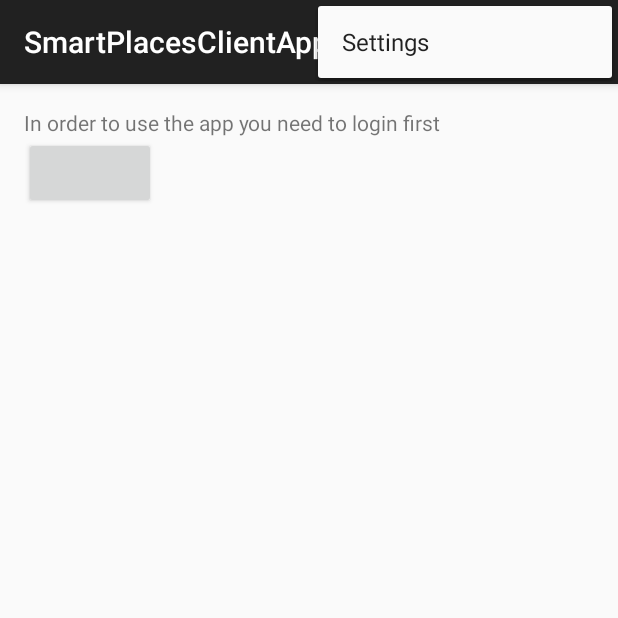
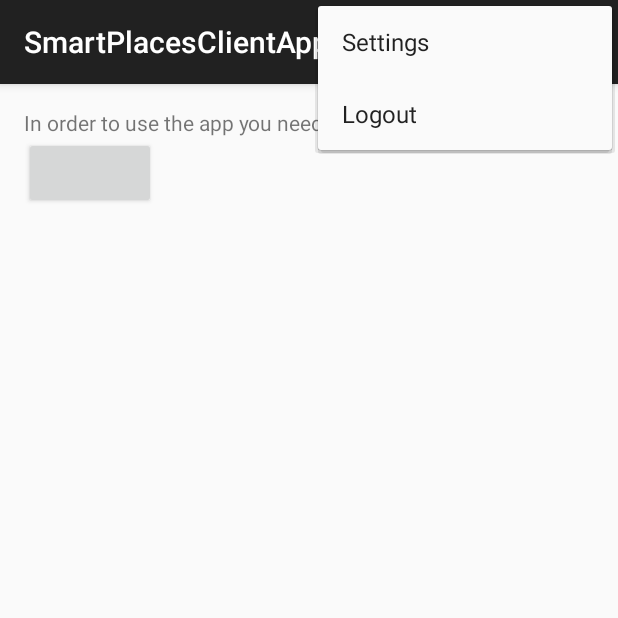
Before and after one commit to samfcmc/master-thesis, an Android app: the screen it shows after launch (MainActivity), with the options menu open, on a phone screen of 412 x 824 dp, the top half of it. Run offline under Robolectric (Android 15) with nearby library versions, the phone set to English and light mode, and no system bars; libraries missing offline, so code that uses them is left out: com.facebook, com.facebook.login, org.altbeacon.beacon; plain views replace LoginButton; 14 statements that could not run were skipped.

Commit message:
Added logout option to menu

```diff
--- a/SmartPlacesClientApp/app/src/main/java/com/sam/smartplacesclientapp/SmartPlacesApplication.java
+++ b/SmartPlacesClientApp/app/src/main/java/com/sam/smartplacesclientapp/SmartPlacesApplication.java
@@ -3,6 +3,8 @@ package com.sam.smartplacesclientapp;
 import android.app.Application;
 import android.widget.Toast;
 
+import com.parse.ParseException;
+import com.parse.ParseUser;
 import com.sam.smartplacesclientapp.bluetooth.BeaconsManager;
 import com.sam.smartplacesclientapp.bluetooth.ibeacon.IBeaconsManager;
 import com.sam.smartplacesclientapp.datastore.DataStore;
@@ -25,7 +27,7 @@ public class SmartPlacesApplication extends Application implements BootstrapNoti
     private Region region;
     private RegionBootstrap regionBootstrap;
     private BackgroundPowerSaver backgroundPowerSaver;
-    private DataStore dataStore;
+    private DataStore<ParseUser, ParseException> dataStore;
 
     private BeaconsManager<Beacon> beaconsManager;
 
@@ -53,7 +55,7 @@ public class SmartPlacesApplication extends Application implements BootstrapNoti
         }
     }
 
-    public DataStore getDataStore() {
+    public DataStore<ParseUser, ParseException> getDataStore() {
         return this.dataStore;
     }
 
--- a/SmartPlacesClientApp/app/src/main/java/com/sam/smartplacesclientapp/ui/MainActivity.java
+++ b/SmartPlacesClientApp/app/src/main/java/com/sam/smartplacesclientapp/ui/MainActivity.java
@@ -29,6 +29,7 @@ import com.sam.smartplacesclientapp.datastore.callback.BeaconCallback;
 import com.sam.smartplacesclientapp.datastore.callback.DummyCallback;
 import com.sam.smartplacesclientapp.datastore.login.LoginCallback;
 import com.sam.smartplacesclientapp.datastore.login.LoginStrategy;
+import com.sam.smartplacesclientapp.datastore.login.LogoutCallback;
 import com.sam.smartplacesclientapp.datastore.login.parse.ParseFacebookLoginStrategy;
 import com.sam.smartplacesclientapp.datastore.object.BeaconObject;
 import com.sam.smartplacesclientapp.datastore.object.DummyObject;
@@ -107,8 +108,24 @@ public class MainActivity extends ActionBarActivity {
         if (id == R.id.action_settings) {
             return true;
         }
+        else if(id == R.id.action_logout) {
+            logout();
+            return true;
+        }
 
         return super.onOptionsItemSelected(item);
+    }
+
+    private void logout() {
+        this.application.getDataStore().logout(new LogoutCallback<ParseException>() {
+            @Override
+            public void done(ParseException exception) {
+                if(exception == null) {
+                    logToDisplay("Log out");
+                    finish();
+                }
+            }
+        });
     }
 
     private void logToDisplay(final String message) {
@@ -120,28 +137,6 @@ public class MainActivity extends ActionBarActivity {
         });
 
     }
-
-    /*private void onBeaconsFound(Collection<Beacon> beacons) {
-        this.beaconsManager.stopScan();
-        logToDisplay("Error stoping ranging beacons");
-        Beacon beacon = getNearestBeacon(beacons);
-        String uuid = beacon.getId1().toHexString();
-        int major = beacon.getId2().toInt();
-        int minor = beacon.getId3().toInt();
-        this.application.getDataStore().getBeaon(uuid, major, minor, new BeaconCallback() {
-            @Override
-            public void done(BeaconObject object) {
-                if(object == null) {
-                    logToDisplay("Beacon not found");
-                }
-                else {
-                    updateText(object);
-                }
-
-            }
-        });
-        logToDisplay("Detected beacon " + beacon.getId1().toHexString());
-    }*/
 
     @Override
     protected void onActivityResult(int requestCode, int resultCode, Intent data) {
--- a/SmartPlacesClientApp/app/src/main/res/menu/menu_beacon_content.xml
+++ b/SmartPlacesClientApp/app/src/main/res/menu/menu_beacon_content.xml
@@ -2,6 +2,10 @@
     xmlns:app="http://schemas.android.com/apk/res-auto"
     xmlns:tools="http://schemas.android.com/tools"
     tools:context="com.sam.smartplacesclientapp.ui.BeaconContentActivity">
-    <item android:id="@+id/action_settings" android:title="@string/action_settings"
+    <item android:id="@+id/action_settings"
+        android:title="@string/action_settings"
         android:orderInCategory="100" app:showAsAction="never" />
+    <item android:id="@+id/action_logout"
+        android:title="@string/action_logout"
+        android:orderInCategory="100"/>
 </menu>
--- a/SmartPlacesClientApp/app/src/main/res/menu/menu_beacon_scan.xml
+++ b/SmartPlacesClientApp/app/src/main/res/menu/menu_beacon_scan.xml
@@ -6,4 +6,7 @@
         android:title="@string/action_turn_of_bt"
         android:orderInCategory="100"
         app:showAsAction="never" />
+    <item android:id="@+id/action_logout"
+        android:title="@string/action_logout"
+        android:orderInCategory="100"/>
 </menu>
--- a/SmartPlacesClientApp/app/src/main/res/menu/menu_main.xml
+++ b/SmartPlacesClientApp/app/src/main/res/menu/menu_main.xml
@@ -3,4 +3,7 @@
     xmlns:tools="http://schemas.android.com/tools" tools:context=".MainActivity">
     <item android:id="@+id/action_settings" android:title="@string/action_settings"
         android:orderInCategory="100" app:showAsAction="never" />
+    <item android:id="@+id/action_logout"
+        android:title="@string/action_logout"
+        android:orderInCategory="100"/>
 </menu>
```
Also changed, not shown: SmartPlacesClientApp/app/src/main/java/com/sam/smartplacesclientapp/ui/BeaconContentActivity.java (+20 -0 lines), SmartPlacesClientApp/app/src/main/java/com/sam/smartplacesclientapp/ui/BeaconScanActivity.java (+17 -0 lines), SmartPlacesClientApp/app/src/main/res/values/strings.xml (+4 -3 lines).
